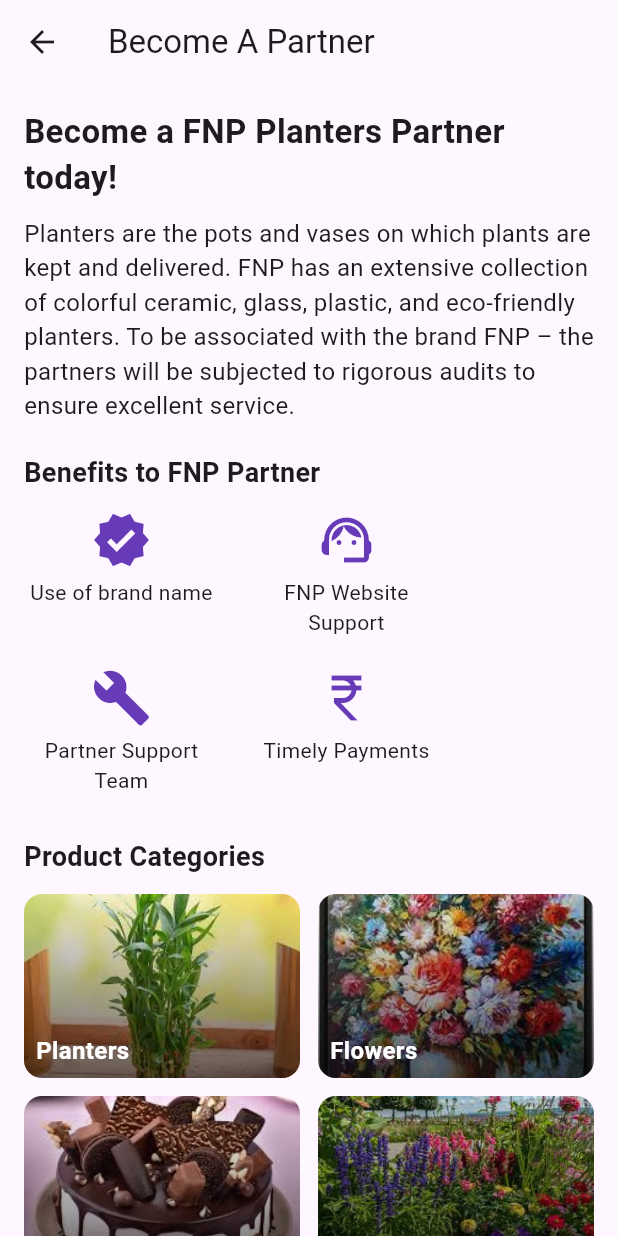
After one commit to Ersanju/firebase-flutter-setup-authentication, a Flutter app: the BecomePartnerPage screen opened directly, on a phone screen of 412 x 824 dp. The commit adds this screen. Run offline on Flutter 3.47's test engine with Material 3 defaults, Android fonts, the phone set to English and light mode, and no system bars; our stand-ins replace country_code_picker, firebase_core, geocoding, geolocator, image_picker; accounts and stored records are empty.

Commit message:
account become partner, decor info, and share feedback page

```diff
--- /dev/null
+++ b/lib/widgets/account_page/become_partner_page.dart
@@ -0,0 +1,263 @@
+import 'package:flutter/material.dart';
+
+class BecomePartnerPage extends StatefulWidget {
+  const BecomePartnerPage({super.key});
+
+  @override
+  State<BecomePartnerPage> createState() => _BecomePartnerPageState();
+}
+
+class _BecomePartnerPageState extends State<BecomePartnerPage> {
+  final _formKey = GlobalKey<FormState>();
+  final TextEditingController _nameController = TextEditingController();
+  final TextEditingController _mobileController = TextEditingController();
+  final TextEditingController _emailController = TextEditingController();
+  final TextEditingController _cityController = TextEditingController();
+  final TextEditingController _areaController = TextEditingController();
+  final TextEditingController _commentController = TextEditingController();
+  String _selectedCategory = 'Planters';
+  bool _isNotRobot = false;
+
+  final List<Map<String, String>> _categories = [
+    {'title': 'Planters', 'image': 'assets/suggested/bamboo_plant.png'},
+    {'title': 'Flowers', 'image': 'assets/categories/flowers.png'},
+    {'title': 'Cakes', 'image': 'assets/categories/cakes.png'},
+    {'title': 'Plants', 'image': 'assets/categories/plants.png'},
+    {'title': 'Chocolates', 'image': 'assets/suggested/explosion_box.png'},
+    {'title': 'Balloon\nDecorations', 'image': 'assets/categories/kids.png'},
+    {'title': 'Restaurants', 'image': 'assets/categories/handmade.png'},
+  ];
+
+  @override
+  Widget build(BuildContext context) {
+    return Scaffold(
+      appBar: AppBar(
+        title: const Text('Become A Partner'),
+        leading: IconButton(
+          icon: const Icon(Icons.arrow_back),
+          onPressed: () => Navigator.pop(context),
+        ),
+      ),
+      body: SingleChildScrollView(
+        padding: const EdgeInsets.all(16),
+        child: Column(
+          crossAxisAlignment: CrossAxisAlignment.start,
+          children: [
+            const Text(
+              'Become a FNP Planters Partner today!',
+              style: TextStyle(fontSize: 22, fontWeight: FontWeight.bold),
+            ),
+            const SizedBox(height: 10),
+            const Text(
+              'Planters are the pots and vases on which plants are kept and delivered. FNP has an extensive collection of colorful ceramic, glass, plastic, and eco-friendly planters. '
+                  'To be associated with the brand FNP – the partners will be subjected to rigorous audits to ensure excellent service.',
+              style: TextStyle(fontSize: 16),
+            ),
+            const SizedBox(height: 20),
+            const Text(
+              'Benefits to FNP Partner',
+              style: TextStyle(fontSize: 18, fontWeight: FontWeight.w600),
+            ),
+            const SizedBox(height: 12),
+            Wrap(
+              spacing: 20,
+              runSpacing: 20,
+              children: const [
+                _BenefitIcon(icon: Icons.verified, label: 'Use of brand name'),
+                _BenefitIcon(icon: Icons.support_agent, label: 'FNP Website Support'),
+                _BenefitIcon(icon: Icons.build, label: 'Partner Support Team'),
+                _BenefitIcon(icon: Icons.currency_rupee, label: 'Timely Payments'),
+              ],
+            ),
+            const SizedBox(height: 28),
+            const Text(
+              'Product Categories',
+              style: TextStyle(fontSize: 18, fontWeight: FontWeight.w600),
+            ),
+            const SizedBox(height: 12),
+            GridView.builder(
+              shrinkWrap: true,
+              physics: const NeverScrollableScrollPhysics(),
+              itemCount: _categories.length,
+              gridDelegate: const SliverGridDelegateWithFixedCrossAxisCount(
+                crossAxisCount: 2,
+                mainAxisSpacing: 12,
+                crossAxisSpacing: 12,
+                childAspectRatio: 3 / 2,
+              ),
+              itemBuilder: (context, index) {
+                final item = _categories[index];
+                return ClipRRect(
+                  borderRadius: BorderRadius.circular(12),
+                  child: Stack(
+                    fit: StackFit.expand,
+                    children: [
+                      Image.asset(item['image']!, fit: BoxFit.cover),
+                      Container(
+                        decoration: BoxDecoration(
+                          gradient: LinearGradient(
+                            colors: [Colors.black.withOpacity(0.6), Colors.transparent],
+                            begin: Alignment.bottomCenter,
+                            end: Alignment.topCenter,
+                          ),
+                        ),
+                      ),
+                      Align(
+                        alignment: Alignment.bottomLeft,
+                        child: Padding(
+                          padding: const EdgeInsets.all(8),
+                          child: Text(
+                            item['title']!,
+                            style: const TextStyle(
+                              color: Colors.white,
+                              fontSize: 16,
+                              fontWeight: FontWeight.bold,
+                              height: 1.3,
+                            ),
+                          ),
+                        ),
+                      ),
+                    ],
+                  ),
+                );
+              },
+            ),
+            const SizedBox(height: 28),
+            const Text(
+              'GET IN TOUCH WITH US',
+              style: TextStyle(fontSize: 18, fontWeight: FontWeight.bold),
+            ),
+            const SizedBox(height: 6),
+            Container(
+              padding: const EdgeInsets.all(10),
+              decoration: BoxDecoration(
+                color: Colors.green.shade100,
+                borderRadius: BorderRadius.circular(8),
+              ),
+              child: const Text(
+                'Enter your details and our partner support team will call you right back',
+                style: TextStyle(color: Colors.green, fontWeight: FontWeight.w500),
+              ),
+            ),
+            const SizedBox(height: 16),
+            _buildFormSection(),
+          ],
+        ),
+      ),
+    );
+  }
+
+  Widget _buildFormSection() {
+    return Form(
+      key: _formKey,
+      child: Column(
+        children: [
+          TextFormField(
+            controller: _nameController,
+            decoration: const InputDecoration(labelText: '* Contact Name'),
+            validator: (value) => value!.isEmpty ? 'Enter name' : null,
+          ),
+          TextFormField(
+            controller: _mobileController,
+            decoration: const InputDecoration(labelText: '* Mobile Number'),
+            keyboardType: TextInputType.phone,
+            validator: (value) => value!.length != 10 ? 'Enter valid mobile number' : null,
+          ),
+          TextFormField(
+            controller: _emailController,
+            decoration: const InputDecoration(labelText: '* Enter Email ID'),
+            validator: (value) => value!.contains('@') ? null : 'Enter valid email',
+          ),
+          const SizedBox(height: 10),
+          DropdownButtonFormField<String>(
+            value: _selectedCategory,
+            decoration: const InputDecoration(labelText: 'Category'),
+            items: _categories
+                .map((cat) => DropdownMenuItem(
+              value: cat['title'],
+              child: Text(cat['title']!),
+            ))
+                .toList(),
+            onChanged: (value) => setState(() => _selectedCategory = value!),
+          ),
+          Row(
+            children: [
+              Expanded(
+                child: TextFormField(
+                  controller: _cityController,
+                  decoration: const InputDecoration(labelText: '* Enter City'),
+                  validator: (value) => value!.isEmpty ? 'Enter city' : null,
+                ),
+              ),
+              const SizedBox(width: 10),
+              Expanded(
+                child: TextFormField(
+                  controller: _areaController,
+                  decoration: const InputDecoration(labelText: '* Enter Area'),
+                  validator: (value) => value!.isEmpty ? 'Enter area' : null,
+                ),
+              ),
+            ],
+          ),
+          TextFormField(
+            controller: _commentController,
+            decoration: const InputDecoration(labelText: 'Comments'),
+            maxLines: 3,
+          ),
+          const SizedBox(height: 12),
+          Row(
+            children: [
+              Checkbox(
+                value: _isNotRobot,
+                onChanged: (val) => setState(() => _isNotRobot = val!),
+              ),
+              const Text("I'm not a robot")
+            ],
+          ),
+          const SizedBox(height: 16),
+          SizedBox(
+            width: double.infinity,
+            child: ElevatedButton(
+              style: ElevatedButton.styleFrom(
+                backgroundColor: Colors.orange,
+              ),
+              onPressed: () {
+                if (_formKey.currentState!.validate() && _isNotRobot) {
+                  ScaffoldMessenger.of(context).showSnackBar(
+                    const SnackBar(content: Text('Submitted successfully!')),
+                  );
+                } else {
+                  ScaffoldMessenger.of(context).showSnackBar(
+                    const SnackBar(content: Text('Please fill all fields correctly')),
+                  );
+                }
+              },
+              child: const Text('SUBMIT'),
+            ),
+          ),
+        ],
+      ),
+    );
+  }
+}
+
+class _BenefitIcon extends StatelessWidget {
+  final IconData icon;
+  final String label;
+
+  const _BenefitIcon({required this.icon, required this.label});
+
+  @override
+  Widget build(BuildContext context) {
+    return SizedBox(
+      width: 130,
+      child: Column(
+        children: [
+          Icon(icon, size: 40, color: Colors.deepPurple),
+          const SizedBox(height: 5),
+          Text(label, textAlign: TextAlign.center),
+        ],
+      ),
+    );
+  }
+}
```
Also changed, not shown: lib/widgets/account_page/account_page.dart (+162 -41 lines), lib/widgets/account_page/callback_form_page.dart (added, +83 -0 lines), lib/widgets/account_page/decor_info_page.dart (added, +56 -0 lines), lib/widgets/account_page/share_feedback_page.dart (added, +78 -0 lines), assets/images/decor.png (added).
